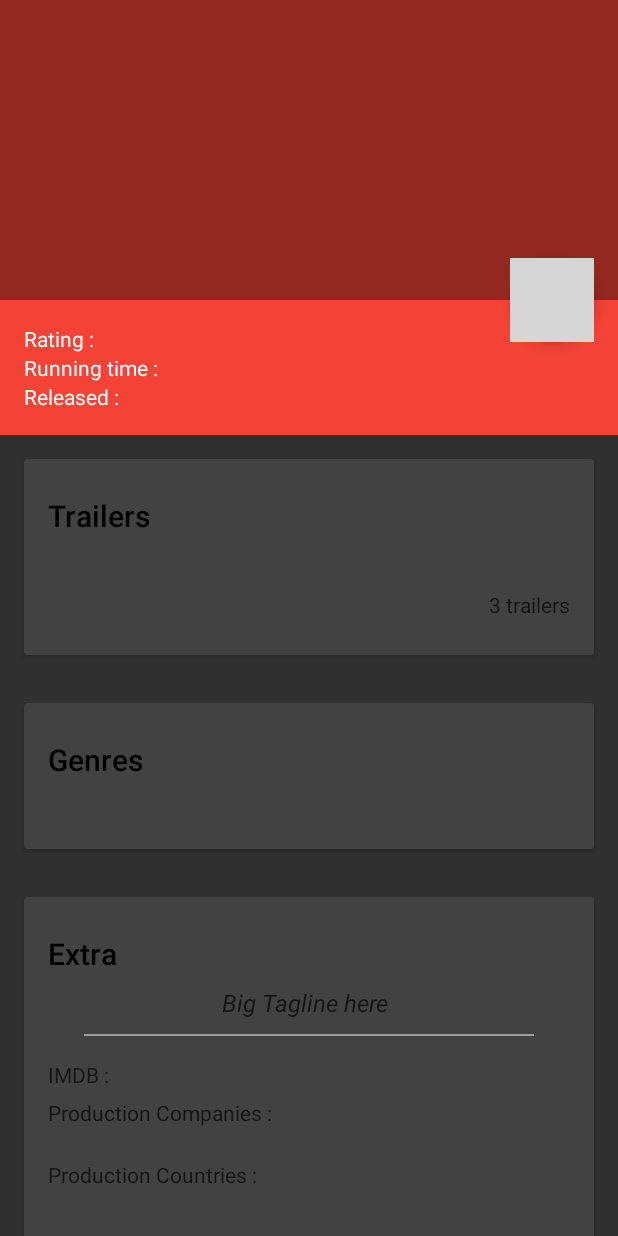
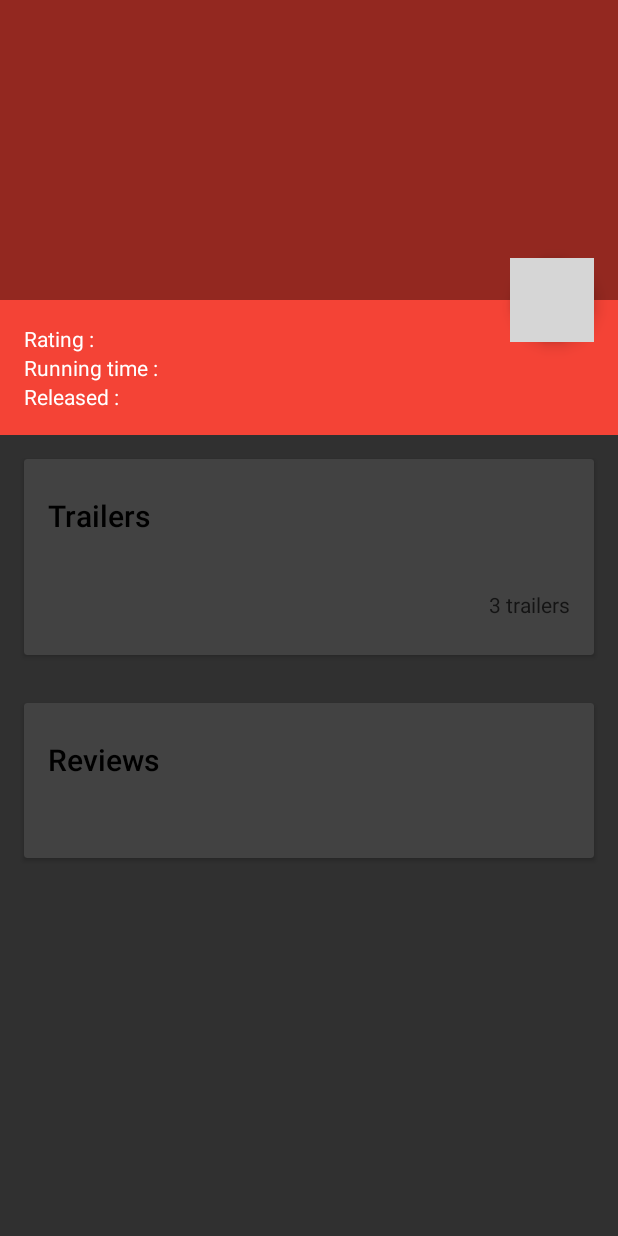
Before and after one commit to aldefy/Nanodegree_movie_db, an Android app: the layout activity_detail.xml on its own in the app's theme, with its tools: preview values and no code run, on a phone screen of 412 x 824 dp. Run offline under Robolectric (Android 15) with nearby library versions, the phone set to English and light mode, and no system bars; grey boxes are pictures that could not be loaded.

Commit message:
details page changes for fav

```diff
--- a/app/src/main/res/layout/activity_detail.xml
+++ b/app/src/main/res/layout/activity_detail.xml
@@ -135,6 +135,7 @@
             <android.support.v7.widget.CardView
                 android:layout_width="match_parent"
                 android:layout_height="wrap_content"
+                android:id="@+id/trailerCard"
                 android:layout_marginBottom="@dimen/card_margin"
                 android:layout_marginLeft="@dimen/card_margin"
                 android:layout_marginRight="@dimen/card_margin"
@@ -186,28 +187,11 @@
                         android:textColor="@color/black_semi_transparent"
                         tools:text="3 trailers"/>
 
-                    <!-- <RelativeLayout
-                         android:id="@+id/trailerLayout"
-                         android:layout_width="match_parent"
-                         android:layout_height="wrap_content"
-                         android:layout_below="@+id/trailerTitle"
-                         android:layout_margin="8dp">
 
-                         <ImageView
-                             android:id="@+id/trailerImage"
-                             android:layout_width="match_parent"
-                             android:layout_height="200dp"
-                             android:scaleType="fitXY"/>
-
-                         <ImageView
-                             android:layout_width="wrap_content"
-                             android:layout_height="wrap_content"
-                             android:layout_centerInParent="true"
-                             android:src="@drawable/ic_utube"/>
-                     </RelativeLayout>-->
                 </RelativeLayout>
 
             </android.support.v7.widget.CardView>
+
 
             <android.support.v7.widget.CardView
                 android:layout_width="match_parent"
@@ -215,7 +199,8 @@
                 android:layout_marginBottom="@dimen/card_margin"
                 android:layout_marginLeft="@dimen/card_margin"
                 android:layout_marginRight="@dimen/card_margin"
-                android:layout_marginTop="@dimen/card_margin">
+                android:layout_marginTop="@dimen/card_margin"
+                tools:visibility="gone">
 
                 <LinearLayout
                     style="@style/Widget.CardContent"
@@ -247,7 +232,8 @@
                 android:layout_marginBottom="@dimen/card_margin"
                 android:layout_marginLeft="@dimen/card_margin"
                 android:layout_marginRight="@dimen/card_margin"
-                android:layout_marginTop="@dimen/card_margin">
+                android:layout_marginTop="@dimen/card_margin"
+                tools:visibility="gone">
 
                 <LinearLayout
                     style="@style/Widget.CardContent"
@@ -314,6 +300,45 @@
 
             </android.support.v7.widget.CardView>
 
+            <android.support.v7.widget.CardView
+                android:layout_width="match_parent"
+                android:id="@+id/reviewCard"
+                android:layout_height="wrap_content"
+                android:layout_marginBottom="@dimen/card_margin"
+                android:layout_marginLeft="@dimen/card_margin"
+                android:layout_marginRight="@dimen/card_margin"
+                android:layout_marginTop="@dimen/card_margin"
+                android:visibility="visible">
+
+                <RelativeLayout
+                    style="@style/Widget.CardContent"
+                    android:layout_width="match_parent"
+                    android:layout_height="wrap_content">
+
+                    <TextView
+                        android:id="@+id/reviewTitle"
+                        android:layout_width="match_parent"
+                        android:layout_height="wrap_content"
+                        android:layout_marginBottom="8dp"
+                        android:text="Reviews"
+                        android:textAppearance="@style/TextAppearance.AppCompat.Title"
+                        android:textColor="@color/black"/>
+
+
+                    <LinearLayout
+                        android:id="@+id/movie_detail_review_container"
+                        android:layout_width="match_parent"
+                        android:layout_height="wrap_content"
+                        android:orientation="vertical"
+                        android:paddingBottom="10dp"
+                        android:layout_below="@+id/reviewTitle"
+                        android:paddingTop="10dp"/>
+
+
+                </RelativeLayout>
+
+            </android.support.v7.widget.CardView>
+
 
         </LinearLayout>
 
```
Also changed, not shown: app/src/main/java/techgravy/popularmovies/activity/MovieDetailActivity.java (+40 -8 lines), app/src/main/res/layout/list_item_review.xml (added, +34 -0 lines).
